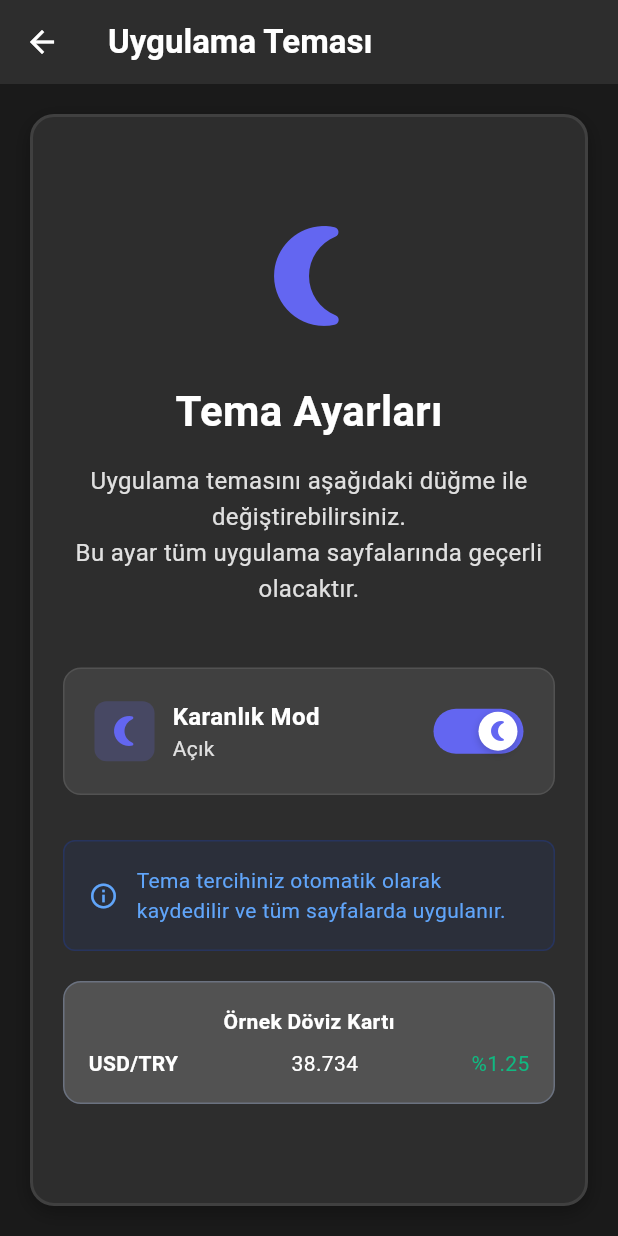
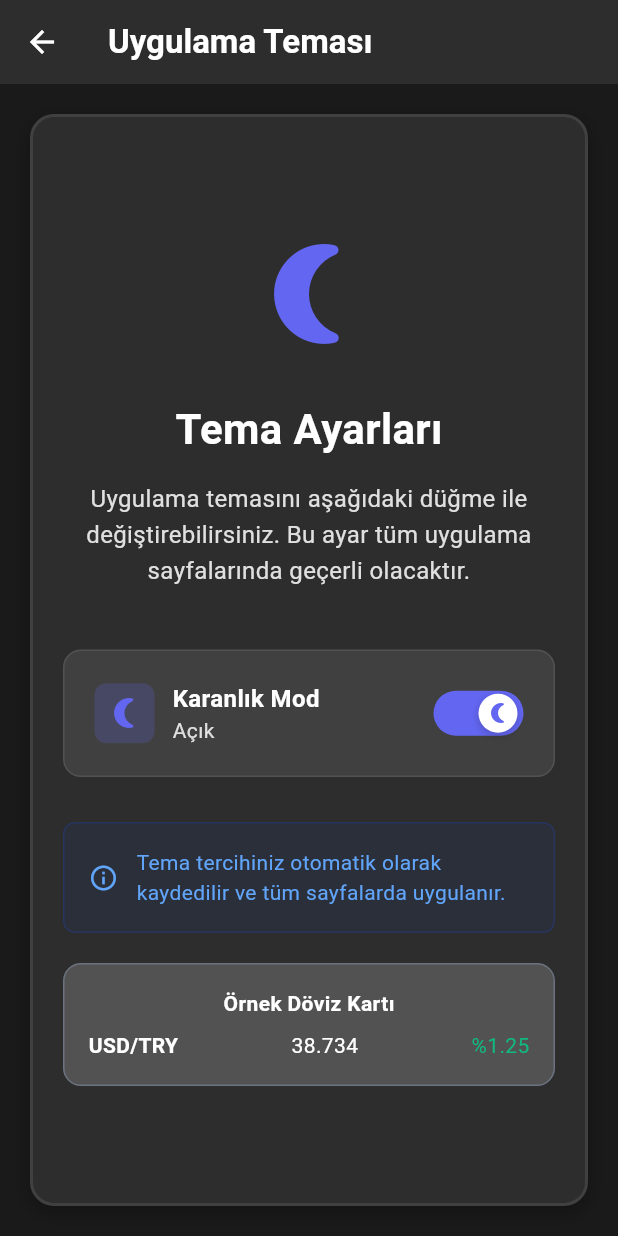
Before and after one commit to TarikKaravar/FXSwift, a Flutter app: the ThemeScreen screen opened directly, after a tap on the "wb sunny" icon, on a phone screen of 412 x 824 dp. Run offline on Flutter 3.47's test engine with Material 3 defaults, Android fonts, the phone set to English and light mode, and no system bars; our stand-ins replace fl_chart, go_router, lottie, shared_preferences; accounts and stored records are empty; network calls fail.

```diff
--- a/lib/localization_provider.dart
+++ b/lib/localization_provider.dart
@@ -46,7 +46,22 @@ class LocalizationProvider extends ChangeNotifier {
       'cad': 'Kanada Doları',
       'aud': 'Avustralya Doları',
       'namekey': 'ASDASDASD',
-
+      // HomeScreen translations
+      'popular_rates': 'Popüler Kurlar',
+      'updating': 'Güncelleniyor...',
+      'currency_unit': 'Birim',
+      'buy_rate': 'Alış',
+      'sell_rate': 'Satış',
+      // Currency names for HomeScreen
+      'usd_try': 'Amerikan Doları',
+      'eur_try': 'Euro',
+      'usd_eur': 'EUR/USD',
+      'gbp_try': 'İngiliz Sterlini',
+      'chf_try': 'İsviçre Frangı',
+      'aud_try': 'Avustralya Doları',
+      'cad_try': 'Kanada Doları',
+      'sar_try': 'Suudi Arabistan Riyali',
+      'jpy_try': 'Japon Yeni',
     },
     'en': {
       'settings': 'Settings',
@@ -63,7 +78,7 @@ class LocalizationProvider extends ChangeNotifier {
       'english': 'English',
       'german': 'German',
       'app_themee': 'App Theme',
-      'theme_settings': 'Theme Setting',
+      'theme_settings': 'Theme Settings',
       'theme_txt': 'You can change the app theme with the button below. This setting will apply to all app pages.',
       'dark_mode': 'Dark Mode',
       'off': 'Off',
@@ -86,7 +101,22 @@ class LocalizationProvider extends ChangeNotifier {
       'cad': 'Canadian Dollar',
       'aud': 'Australian Dollar',
       'namekey': 'ASDASDASD',
-
+      // HomeScreen translations
+      'popular_rates': 'Popular Rates',
+      'updating': 'Updating...',
+      'currency_unit': 'Unit',
+      'buy_rate': 'Buy',
+      'sell_rate': 'Sell',
+      // Currency names for HomeScreen
+      'usd_try': 'US Dollar',
+      'eur_try': 'Euro',
+      'usd_eur': 'EUR/USD',
+      'gbp_try': 'British Pound',
+      'chf_try': 'Swiss Franc',
+      'aud_try': 'Australian Dollar',
+      'cad_try': 'Canadian Dollar',
+      'sar_try': 'Saudi Riyal',
+      'jpy_try': 'Japanese Yen',
     },
     'de': {
       'settings': 'Einstellungen',
@@ -125,8 +155,22 @@ class LocalizationProvider extends ChangeNotifier {
       'chf': 'Schweizer Franken',
       'cad': 'Kanadischer Dollar',
       'aud': 'Australischer Dollar',
-      'namekey': 'ASDASDASD',
-
+      // HomeScreen translations
+      'popular_rates': 'Beliebte Kurse',
+      'updating': 'Wird aktualisiert...',
+      'currency_unit': 'Einheit',
+      'buy_rate': 'Kauf',
+      'sell_rate': 'Verkauf',
+      // Currency names for HomeScreen
+      'usd_try': 'US-Dollar',
+      'eur_try': 'Euro',
+      'usd_eur': 'EUR/USD',
+      'gbp_try': 'Britisches Pfund',
+      'chf_try': 'Schweizer Franken',
+      'aud_try': 'Australischer Dollar',
+      'cad_try': 'Kanadischer Dollar',
+      'sar_try': 'Saudi-Riyal',
+      'jpy_try': 'Japanischer Yen',
     },
   };
 
--- a/lib/screens/home_screen.dart
+++ b/lib/screens/home_screen.dart
@@ -3,6 +3,7 @@ import 'package:provider/provider.dart';
 import '../services/currency_service.dart';
 import 'package:go_router/go_router.dart';
 import '../theme_provider.dart';
+import '../localization_provider.dart'; // Localization provider eklendi
 
 class HomeScreen extends StatefulWidget {
   const HomeScreen({super.key});
@@ -16,16 +17,29 @@ class _HomeScreenState extends State<HomeScreen> {
   Map<String, double> popularChanges = {};
   String? lastUpdated;
 
+  // Döviz adları artık localization provider'dan gelecek
+  Map<String, String> allCurrencyCodes = {
+    "USD/TRY": "usd_try",
+    "EUR/TRY": "eur_try",
+    "USD/EUR": "usd_eur",
+    "GBP/TRY": "gbp_try",
+    "CHF/TRY": "chf_try",
+    "AUD/TRY": "aud_try",
+    "CAD/TRY": "cad_try",
+    "SAR/TRY": "sar_try",
+    "JPY/TRY": "jpy_try",
+  };
+
   Map<String, Map<String, dynamic>> allCurrencies = {
-    "USD/TRY": {"name": "Amerikan Doları", "buy": 38.734, "sell": 38.801, "change": -0.05},
-    "EUR/TRY": {"name": "Euro", "buy": 42.794, "sell": 42.968, "change": -1.51},
-    "USD/EUR": {"name": "EUR/USD", "buy": 1.1048, "sell": 1.1074, "change": -1.46},
-    "GBP/TRY": {"name": "İngiliz Sterlini", "buy": 50.707, "sell": 51.012, "change": -1.00},
-    "CHF/TRY": {"name": "İsviçre Frangı", "buy": 45.330, "sell": 45.821, "change": -1.75},
-    "AUD/TRY": {"name": "Avustralya Doları", "buy": 23.868, "sell": 24.616, "change": -0.78},
-    "CAD/TRY": {"name": "Kanada Doları", "buy": 27.157, "sell": 27.923, "change": -0.58},
-    "SAR/TRY": {"name": "Suudi Arabistan Riyali", "buy": 10.180, "sell": 10.487, "change": -0.05},
-    "JPY/TRY": {"name": "Japon Yeni", "buy": 0.257, "sell": 0.261, "change": -2.21},
+    "USD/TRY": {"buy": 38.734, "sell": 38.801, "change": -0.05},
+    "EUR/TRY": {"buy": 42.794, "sell": 42.968, "change": -1.51},
+    "USD/EUR": {"buy": 1.1048, "sell": 1.1074, "change": -1.46},
+    "GBP/TRY": {"buy": 50.707, "sell": 51.012, "change": -1.00},
+    "CHF/TRY": {"buy": 45.330, "sell": 45.821, "change": -1.75},
+    "AUD/TRY": {"buy": 23.868, "sell": 24.616, "change": -0.78},
+    "CAD/TRY": {"buy": 27.157, "sell": 27.923, "change": -0.58},
+    "SAR/TRY": {"buy": 10.180, "sell": 10.487, "change": -0.05},
+    "JPY/TRY": {"buy": 0.257, "sell": 0.261, "change": -2.21},
   };
 
   @override
@@ -64,9 +78,10 @@ class _HomeScreenState extends State<HomeScreen> {
 
   @override
   Widget build(BuildContext context) {
-    return Consumer<ThemeProvider>(
-      builder: (context, themeProvider, child) {
+    return Consumer2<ThemeProvider, LocalizationProvider>(
+      builder: (context, themeProvider, localizationProvider, child) {
         final isDark = themeProvider.isDarkMode;
+        final loc = localizationProvider; // Kısaltma için
 
         return Scaffold(
           backgroundColor: isDark ? const Color(0xFF1A1A1A) : Colors.grey[50],
@@ -100,7 +115,7 @@ class _HomeScreenState extends State<HomeScreen> {
                 Padding(
                   padding: const EdgeInsets.all(16.0),
                   child: Text(
-                    "Popüler Kurlar",
+                    loc.t('popular_rates'), // Çeviri eklendi
                     style: TextStyle(
                       fontSize: 20,
                       fontWeight: FontWeight.bold,
@@ -159,8 +174,8 @@ class _HomeScreenState extends State<HomeScreen> {
                         alignment: Alignment.centerRight,
                         child: Text(
                           lastUpdated != null
-                              ? "Son Güncelleme: ${formatTime(lastUpdated!)}"
-                              : "Güncelleniyor...",
+                              ? "${loc.t('last_updated')}${formatTime(lastUpdated!)}" // Çeviri eklendi
+                              : loc.t('updating'), // Çeviri eklendi
                           style: TextStyle(
                             fontSize: 12,
                             color: isDark ? Colors.grey[300] : Colors.black,
@@ -208,7 +223,7 @@ class _HomeScreenState extends State<HomeScreen> {
                             children: [
                               Expanded(
                                 child: Text(
-                                  "Birim",
+                                  loc.t('currency_unit'), // Çeviri eklendi
                                   style: TextStyle(
                                     color: isDark ? Colors.white : Colors.black,
                                     fontWeight: FontWeight.bold
@@ -218,7 +233,7 @@ class _HomeScreenState extends State<HomeScreen> {
                               Expanded(
                                 child: Center(
                                   child: Text(
-                                    "Alış",
+                                    loc.t('buy_rate'), // Çeviri eklendi
                                     style: TextStyle(
                                       color: isDark ? Colors.white : Colors.black,
                                       fontWeight: FontWeight.bold
@@ -229,7 +244,7 @@ class _HomeScreenState extends State<HomeScreen> {
                               Expanded(
                                 child: Center(
                                   child: Text(
-                                    "Satış",
+                                    loc.t('sell_rate'), // Çeviri eklendi
                                     style: TextStyle(
                                       color: isDark ? Colors.white : Colors.black,
                                       fontWeight: FontWeight.bold
@@ -242,7 +257,8 @@ class _HomeScreenState extends State<HomeScreen> {
                         ),
                         ...allCurrencies.entries.map((entry) {
                           final code = entry.key;
-                          final name = entry.value['name'];
+                          final currencyNameKey = allCurrencyCodes[code];
+                          final name = currencyNameKey != null ? loc.t(currencyNameKey) : code;
                           final isLive = popularRates.containsKey(code);
                           final buy = isLive ? popularRates[code]! - 0.05 : entry.value['buy'];
                           final sell = isLive ? popularRates[code]! : entry.value['sell'];
--- a/lib/screens/theme_screen.dart
+++ b/lib/screens/theme_screen.dart
@@ -1,6 +1,7 @@
 import 'package:flutter/material.dart';
 import 'package:provider/provider.dart';
 import '../theme_provider.dart';
+import '../localization_provider.dart'; // Added import for localization
 
 class ThemeScreen extends StatefulWidget {
   const ThemeScreen({super.key});
@@ -55,15 +56,16 @@ class _ThemeScreenState extends State<ThemeScreen> with TickerProviderStateMixin
 
   @override
   Widget build(BuildContext context) {
-    return Consumer<ThemeProvider>(
-      builder: (context, themeProvider, child) {
+    return Consumer2<ThemeProvider, LocalizationProvider>(
+      builder: (context, themeProvider, localizationProvider, child) {
         final isDark = themeProvider.isDarkMode;
+        final loc = localizationProvider; // Shortcut for localization
 
         return Scaffold(
           backgroundColor: isDark ? const Color(0xFF1A1A1A) : Colors.grey[50],
           appBar: AppBar(
             title: Text(
-              'Uygulama Teması',
+              loc.t('theme_screen_title'), // Updated to use translation
               style: TextStyle(
                 color: isDark ? Colors.white : Colors.black,
                 fontWeight: FontWeight.bold,
@@ -118,7 +120,7 @@ class _ThemeScreenState extends State<ThemeScreen> with TickerProviderStateMixin
                   ),
                   const SizedBox(height: 30),
                   Text(
-                    'Tema Ayarları',
+                    loc.t('theme_settings'), // Updated to use translation
                     style: TextStyle(
                       fontSize: 28,
                       fontWeight: FontWeight.bold,
@@ -127,7 +129,7 @@ class _ThemeScreenState extends State<ThemeScreen> with TickerProviderStateMixin
                   ),
                   const SizedBox(height: 15),
                   Text(
-                    'Uygulama temasını aşağıdaki düğme ile değiştirebilirsiniz.\nBu ayar tüm uygulama sayfalarında geçerli olacaktır.',
+                    loc.t('theme_txt'), // Updated to use translation
                     style: TextStyle(
                       fontSize: 16,
                       color: isDark ? Colors.grey[300] : Colors.black54,
@@ -171,7 +173,7 @@ class _ThemeScreenState extends State<ThemeScreen> with TickerProviderStateMixin
                               crossAxisAlignment: CrossAxisAlignment.start,
                               children: [
                                 Text(
-                                  'Karanlık Mod',
+                                  loc.t('dark_mode'), // Updated to use translation
                                   style: TextStyle(
                                     fontSize: 16,
                                     fontWeight: FontWeight.w600,
@@ -179,7 +181,7 @@ class _ThemeScreenState extends State<ThemeScreen> with TickerProviderStateMixin
                                   ),
                                 ),
                                 Text(
-                                  isDark ? 'Açık' : 'Kapalı',
+                                  loc.t(isDark ? 'on' : 'off'), // Updated to use translation
                                   style: TextStyle(
                                     fontSize: 14,
                                     color: isDark ? Colors.grey[300] : Colors.grey[600],
@@ -266,7 +268,7 @@ class _ThemeScreenState extends State<ThemeScreen> with TickerProviderStateMixin
                         const SizedBox(width: 12),
                         Expanded(
                           child: Text(
-                            'Tema tercihiniz otomatik olarak kaydedilir ve tüm sayfalarda uygulanır.',
+                            loc.t('theme_txt2'), // Updated to use translation
                             style: TextStyle(
                               fontSize: 14,
                               color: isDark
@@ -279,7 +281,7 @@ class _ThemeScreenState extends State<ThemeScreen> with TickerProviderStateMixin
                     ),
                   ),
                   const SizedBox(height: 20),
-                  // Örnek gösterim alanı
+                  // Example currency card
                   Container(
                     padding: const EdgeInsets.all(16),
                     decoration: BoxDecoration(
@@ -292,7 +294,7 @@ class _ThemeScreenState extends State<ThemeScreen> with TickerProviderStateMixin
                     child: Column(
                       children: [
                         Text(
-                          'Örnek Döviz Kartı',
+                          loc.t('example_txt'), // Updated to use translation
                           style: TextStyle(
                             fontSize: 14,
                             fontWeight: FontWeight.bold,
```
Also changed, not shown: lib/screens/swap_screen.dart (+22 -19 lines). Lines whose indentation alone changed are shown as unchanged.
